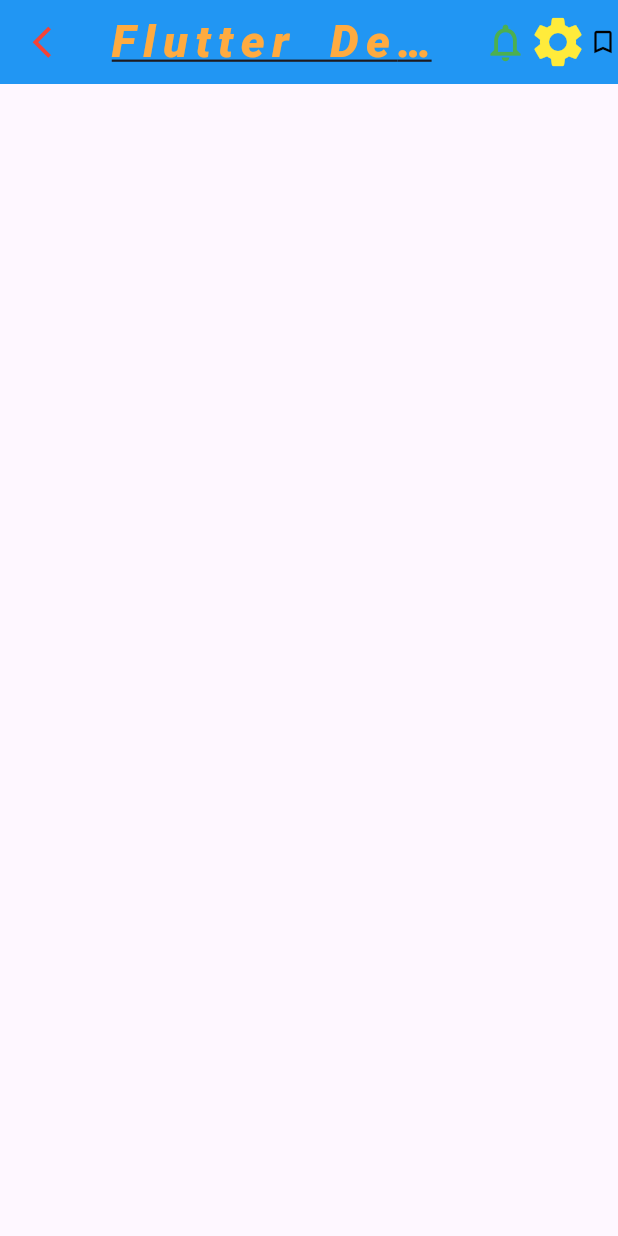
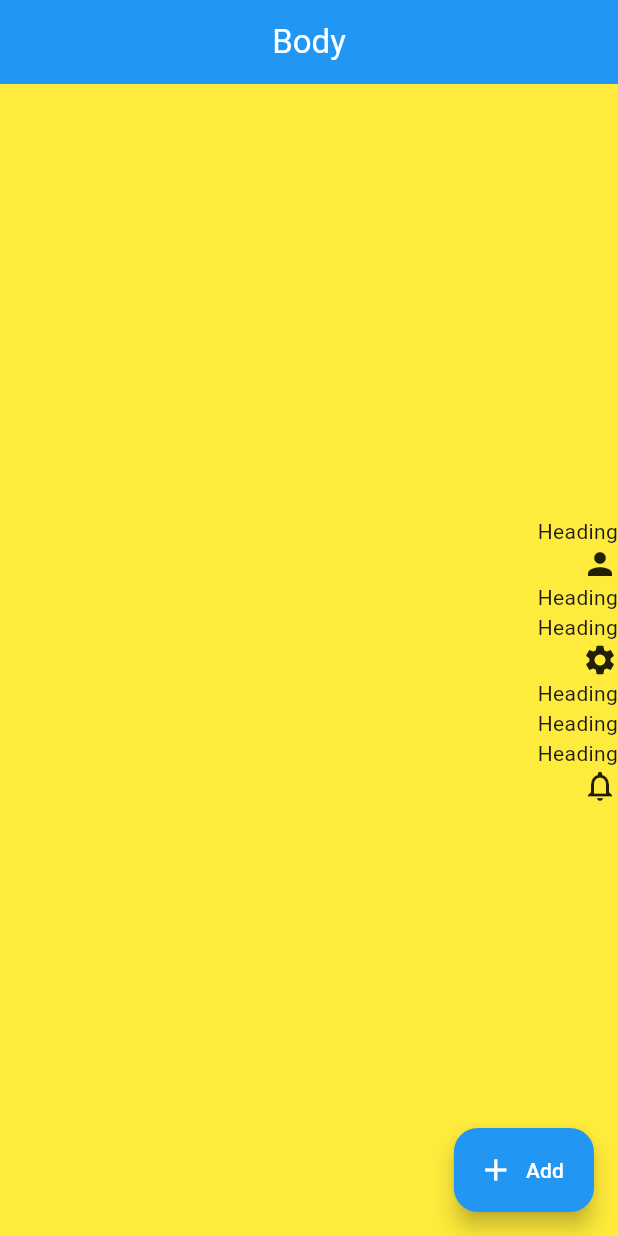
Before and after one commit to AbRehman536/flutter_sec_13, a Flutter app: the screen it shows after launch, on a phone screen of 412 x 824 dp. Run offline on Flutter 3.47's test engine with Material 3 defaults, Android fonts, the phone set to English and light mode, and no system bars.

Commit message:
Row Column done

```diff
--- /dev/null
+++ b/lib/body.dart
@@ -0,0 +1,44 @@
+import 'package:flutter/material.dart';
+
+class BodyScreen extends StatelessWidget {
+  const BodyScreen({super.key});
+
+  @override
+  Widget build(BuildContext context) {
+    return Scaffold(
+      appBar: AppBar(
+        title: Text("Body"),
+        backgroundColor: Colors.blue,
+        foregroundColor: Colors.white,
+        centerTitle: true,
+      ),
+      floatingActionButton: FloatingActionButton.extended(
+        backgroundColor: Colors.blue,
+        foregroundColor: Colors.white,
+        onPressed: (){},
+        label: Text("Add"),
+        icon: Icon(Icons.add),
+          ),
+      body: Container(
+        width: double.infinity,
+        height: double.infinity,
+        color: Colors.yellow,
+        child: Column(
+          crossAxisAlignment: CrossAxisAlignment.end,
+          mainAxisAlignment: MainAxisAlignment.center,
+          children: [
+            Text("Heading"),
+            Icon(Icons.person),
+            Text("Heading"),
+            Text("Heading"),
+            Icon(Icons.settings),
+            Text("Heading"),
+            Text("Heading"),
+            Text("Heading"),
+            Icon(Icons.notifications_none),
+          ],
+        ),
+      )
+    );
+  }
+}
--- a/lib/main.dart
+++ b/lib/main.dart
@@ -1,6 +1,7 @@
 import 'package:flutter/material.dart';
 
 import 'appBar.dart';
+import 'body.dart';
 
 void main() {
   runApp(const MyApp());
@@ -32,7 +33,7 @@
         // tested with just a hot reload.
         colorScheme: ColorScheme.fromSeed(seedColor: Colors.deepPurple),
       ),
-      home: Appbar(),
+      home: BodyScreen(),
     );
   }
 }
```
